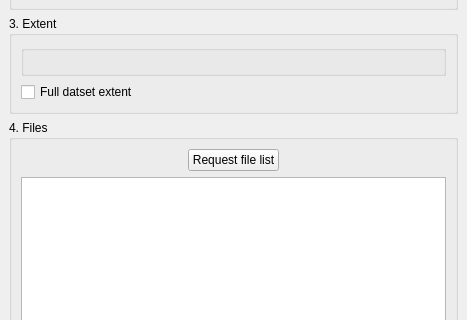
Old version of the form plugin/ui/swissgeodatadownloader_dockwidget_base.ui in the repository piMoll/swissgeodownloader; both pictures show x 0 to 467 and y 406 to 726 of the 467 by 864 pixel window.
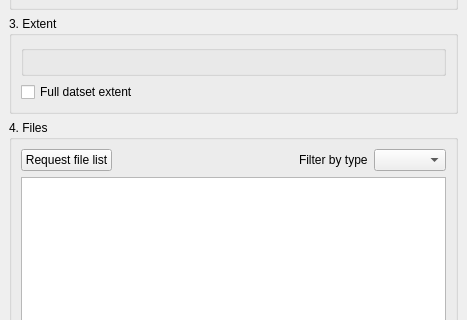
New version of the form. Custom widgets are drawn as their Qt base class.

Commit message: Add a file type filter so resulting file list can be filtered.

The edit to the form file:
```diff
--- a/plugin/ui/swissgeodatadownloader_dockwidget_base.ui
+++ b/plugin/ui/swissgeodatadownloader_dockwidget_base.ui
@@ -157,19 +157,6 @@
         <layout class="QVBoxLayout" name="verticalLayout_4">
          <item>
           <layout class="QHBoxLayout" name="horizontalLayout_3">
-           <item>
-            <spacer name="horizontalSpacer_2">
-             <property name="orientation">
-              <enum>Qt::Horizontal</enum>
-             </property>
-             <property name="sizeHint" stdset="0">
-              <size>
-               <width>40</width>
-               <height>20</height>
-              </size>
-             </property>
-            </spacer>
-           </item>
            <item>
             <widget class="QPushButton" name="guiRequestListBtn">
              <property name="text">
@@ -190,6 +177,16 @@
              </property>
             </spacer>
            </item>
+           <item>
+            <widget class="QLabel" name="guiLabel23">
+             <property name="text">
+              <string>Filter by type</string>
+             </property>
+            </widget>
+           </item>
+           <item>
+            <widget class="QComboBox" name="guiFileType"/>
+           </item>
           </layout>
          </item>
          <item>
```
The commit also changes 3 other files.
